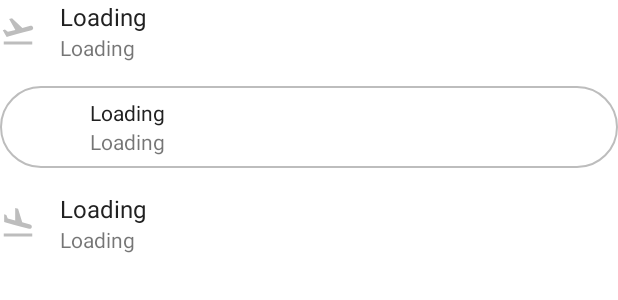
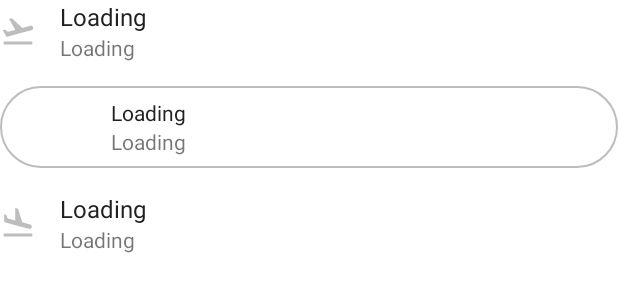
Before and after one commit to gohlinka2/flidea, an Android app: the layout item_route.xml on its own in the app's theme, with its tools: preview values and no code run, on a phone screen of 412 x 824 dp. Shown: the top 300 px of the screen. Run offline under Robolectric (Android 15) with nearby library versions, the phone set to English and light mode, and no system bars.

Commit message:
Made padding higher

```diff
--- a/app/src/main/res/layout/item_route.xml
+++ b/app/src/main/res/layout/item_route.xml
@@ -34,8 +34,8 @@
         android:layout_width="0dp"
         android:paddingTop="8dp"
         android:paddingBottom="8dp"
-        android:paddingStart="16dp"
-        android:paddingEnd="16dp"
+        android:paddingStart="30dp"
+        android:paddingEnd="30dp"
         android:layout_height="wrap_content"
         android:background="@drawable/bg_container_stroke_color_divider_rounded_corners">
 
```
